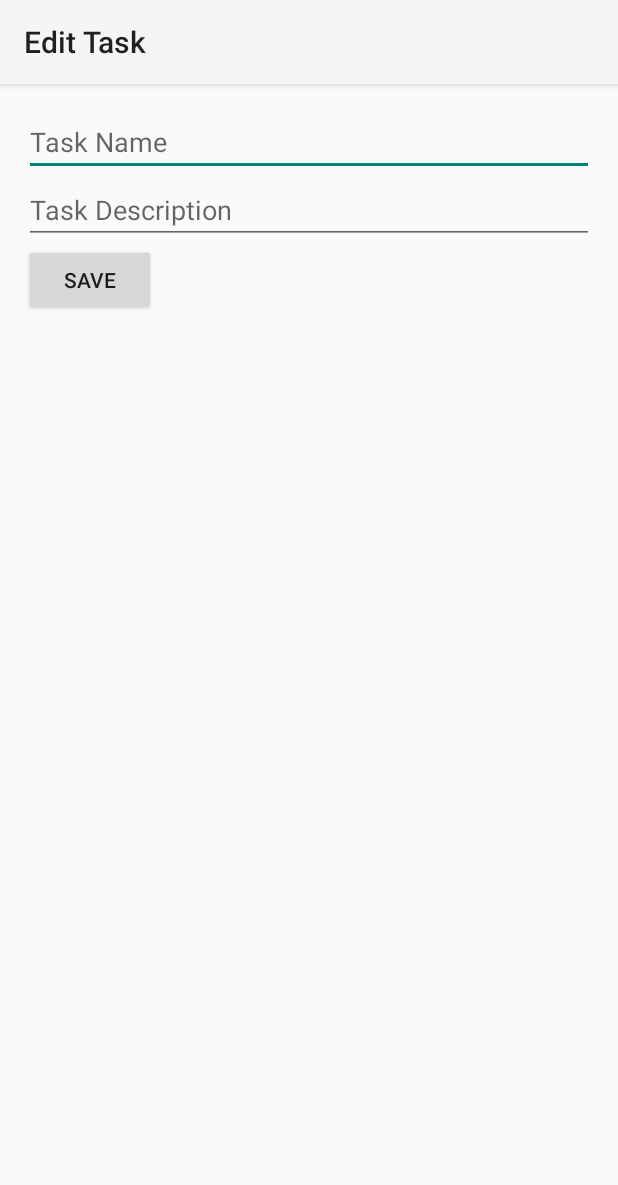
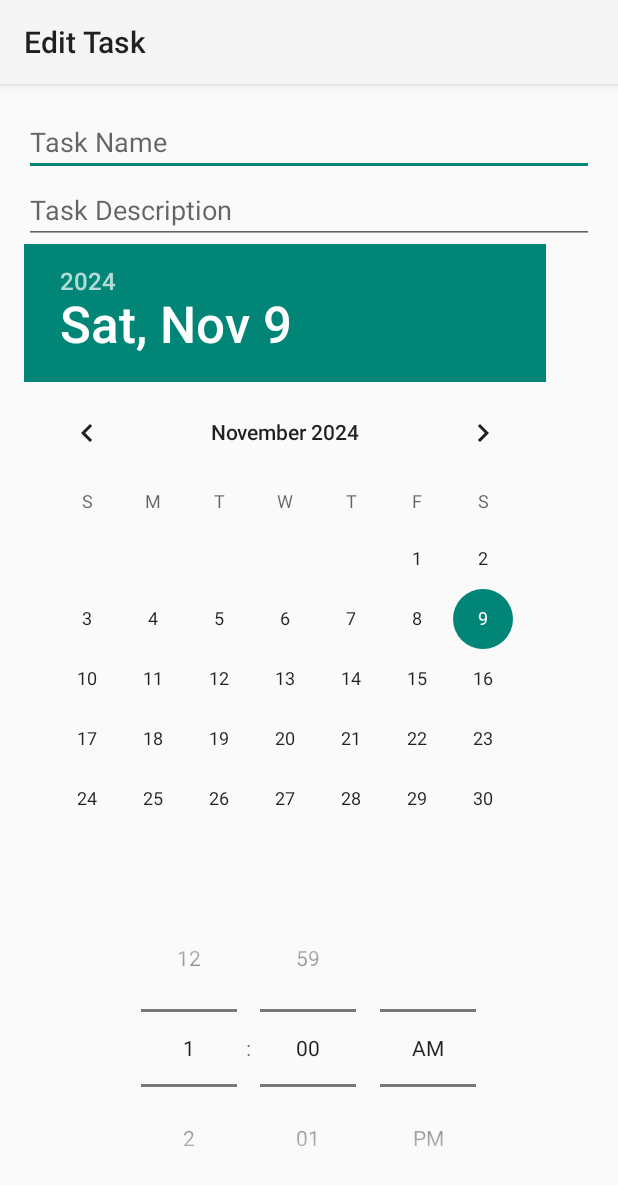
Before and after one commit to Iniyan2003R/TODo-Project, an Android app: the EditTaskActivity screen opened directly, with no data from a screen before it, on a phone screen of 412 x 824 dp. Shown: the top 1185 px of the screen. Run offline under Robolectric (Android 15) with nearby library versions, the phone set to English and light mode, and no system bars.

Commit message:
Updated the code
Signed-off-by: Iniyan2003R <iniyan987@gmail.com>

```diff
--- a/ToDoProject/app/src/main/java/com/example/todoproject/EditTaskActivity.java
+++ b/ToDoProject/app/src/main/java/com/example/todoproject/EditTaskActivity.java
@@ -1,12 +1,85 @@
 package com.example.todoproject;
 
 import android.os.Bundle;
+import android.view.View;
+import android.widget.Button;
+import android.widget.DatePicker;
+import android.widget.EditText;
+import android.widget.TimePicker;
+import android.widget.Toast;
+
 import androidx.appcompat.app.AppCompatActivity;
 
 public class EditTaskActivity extends AppCompatActivity {
+
+    private EditText taskNameEditText, taskDescriptionEditText;
+    private DatePicker datePicker;
+    private TimePicker timePicker;
+    private Button updateButton;
+    private SQLiteHelper dbHelper;
+    private Task taskToEdit;
+
     @Override
     protected void onCreate(Bundle savedInstanceState) {
         super.onCreate(savedInstanceState);
-        setContentView(R.layout.activity_edit_task);  // Ensure you have an XML layout file for this activity
+        setContentView(R.layout.activity_edit_task);
+
+        dbHelper = new SQLiteHelper(this);
+
+        taskNameEditText = findViewById(R.id.taskName);
+        taskDescriptionEditText = findViewById(R.id.taskDescription);
+        datePicker = findViewById(R.id.datePicker);
+        timePicker = findViewById(R.id.timePicker);
+        updateButton = findViewById(R.id.updateButton);
+
+        // Get task ID from Intent
+        int taskId = getIntent().getIntExtra("taskId", -1);
+
+        // Load task details into fields
+        taskToEdit = dbHelper.getTaskById(taskId);
+        if (taskToEdit != null) {
+            taskNameEditText.setText(taskToEdit.getName());
+            taskDescriptionEditText.setText(taskToEdit.getDescription());
+            datePicker.updateDate(taskToEdit.getYear(), taskToEdit.getMonth(), taskToEdit.getDay());
+            timePicker.setHour(taskToEdit.getHour());
+            timePicker.setMinute(taskToEdit.getMinute());
+        }
+
+        updateButton.setOnClickListener(new View.OnClickListener() {
+            @Override
+            public void onClick(View v) {
+                updateTask();
+            }
+        });
+    }
+
+    private void updateTask() {
+        String taskName = taskNameEditText.getText().toString().trim();
+        String taskDescription = taskDescriptionEditText.getText().toString().trim();
+
+        if (taskName.isEmpty()) {
+            Toast.makeText(this, "Task name is mandatory", Toast.LENGTH_SHORT).show();
+            return;
+        }
+
+        int day = datePicker.getDayOfMonth();
+        int month = datePicker.getMonth();
+        int year = datePicker.getYear();
+        int hour = timePicker.getCurrentHour();
+        int minute = timePicker.getCurrentMinute();
+
+        // Update task in database
+        taskToEdit.setName(taskName);
+        taskToEdit.setDescription(taskDescription);
+        taskToEdit.setYear(year);
+        taskToEdit.setMonth(month);
+        taskToEdit.setDay(day);
+        taskToEdit.setHour(hour);
+        taskToEdit.setMinute(minute);
+
+        dbHelper.addTask(taskToEdit); // Save updated task
+
+        Toast.makeText(this, "Task updated", Toast.LENGTH_SHORT).show();
+        finish();
     }
 }
--- a/ToDoProject/app/src/main/java/com/example/todoproject/SQLiteHelper.java
+++ b/ToDoProject/app/src/main/java/com/example/todoproject/SQLiteHelper.java
@@ -32,6 +32,7 @@ public class SQLiteHelper extends SQLiteOpenHelper {
 
     @Override
     public void onCreate(SQLiteDatabase db) {
+        // Create the tasks table
         String CREATE_TASKS_TABLE = "CREATE TABLE " + TABLE_TASKS + "("
                 + KEY_ID + " INTEGER PRIMARY KEY AUTOINCREMENT,"
                 + KEY_NAME + " TEXT,"
@@ -47,6 +48,7 @@ public class SQLiteHelper extends SQLiteOpenHelper {
 
     @Override
     public void onUpgrade(SQLiteDatabase db, int oldVersion, int newVersion) {
+        // Drop the old table if it exists and recreate it
         db.execSQL("DROP TABLE IF EXISTS " + TABLE_TASKS);
         onCreate(db);
     }
@@ -66,7 +68,7 @@ public class SQLiteHelper extends SQLiteOpenHelper {
 
         // Insert the new task and get the task ID
         long id = db.insert(TABLE_TASKS, null, values);
-        task.setId((int) id); // Setting the ID of the task (using autoincrement ID)
+        task.setId((int) id); // Set the ID of the task (using autoincrement ID)
         db.close();
     }
 
@@ -128,6 +130,37 @@ public class SQLiteHelper extends SQLiteOpenHelper {
         return completedTaskList;
     }
 
+    // Get a single task by its ID
+    public Task getTaskById(int taskId) {
+        SQLiteDatabase db = this.getReadableDatabase();
+        Cursor cursor = db.query(TABLE_TASKS,
+                new String[]{KEY_ID, KEY_NAME, KEY_DESCRIPTION, KEY_YEAR, KEY_MONTH, KEY_DAY, KEY_HOUR, KEY_MINUTE, KEY_COMPLETED},
+                KEY_ID + "=?",
+                new String[]{String.valueOf(taskId)},
+                null, null, null, null);
+
+        if (cursor != null)
+            cursor.moveToFirst();
+
+        Task task = null;
+        if (cursor != null && cursor.getCount() > 0) {
+            task = new Task(
+                    cursor.getInt(cursor.getColumnIndex(KEY_ID)),
+                    cursor.getString(cursor.getColumnIndex(KEY_NAME)),
+                    cursor.getString(cursor.getColumnIndex(KEY_DESCRIPTION)),
+                    cursor.getInt(cursor.getColumnIndex(KEY_YEAR)),
+                    cursor.getInt(cursor.getColumnIndex(KEY_MONTH)),
+                    cursor.getInt(cursor.getColumnIndex(KEY_DAY)),
+                    cursor.getInt(cursor.getColumnIndex(KEY_HOUR)),
+                    cursor.getInt(cursor.getColumnIndex(KEY_MINUTE)),
+                    cursor.getInt(cursor.getColumnIndex(KEY_COMPLETED)) == 1
+            );
+        }
+        cursor.close();
+        db.close();
+        return task;
+    }
+
     // Update task completion status
     public void updateTaskCompletion(int taskId, boolean isCompleted) {
         SQLiteDatabase db = this.getWritableDatabase();
--- a/ToDoProject/app/src/main/res/layout/activity_edit_task.xml
+++ b/ToDoProject/app/src/main/res/layout/activity_edit_task.xml
@@ -5,22 +5,41 @@
     android:orientation="vertical"
     android:padding="16dp">
 
+    <!-- Task Name -->
     <EditText
         android:id="@+id/taskName"
         android:layout_width="match_parent"
         android:layout_height="wrap_content"
-        android:hint="Task Name" />
+        android:hint="Task Name"
+        android:inputType="text" />
 
+    <!-- Task Description -->
     <EditText
         android:id="@+id/taskDescription"
         android:layout_width="match_parent"
         android:layout_height="wrap_content"
-        android:hint="Task Description" />
+        android:hint="Task Description"
+        android:inputType="text" />
 
+    <!-- Date Picker -->
+    <DatePicker
+        android:id="@+id/datePicker"
+        android:layout_width="match_parent"
+        android:layout_height="wrap_content"
+        android:datePickerMode="calendar" />
+
+    <!-- Time Picker -->
+    <TimePicker
+        android:id="@+id/timePicker"
+        android:layout_width="match_parent"
+        android:layout_height="wrap_content"
+        android:timePickerMode="spinner" /> <!-- Corrected the issue here -->
+
+    <!-- Update Button -->
     <Button
-        android:id="@+id/saveButton"
+        android:id="@+id/updateButton"
         android:layout_width="wrap_content"
         android:layout_height="wrap_content"
-        android:text="Save" />
-
+        android:text="Update Task"
+        android:layout_gravity="center" />
 </LinearLayout>
```
Also changed, not shown: ToDoProject/app/src/main/java/com/example/todoproject/MainActivity.java (+8 -0 lines), ToDoProject/app/src/main/java/com/example/todoproject/Task.java (+14 -0 lines), ToDoProject/app/src/main/java/com/example/todoproject/TaskAdapter.java (+7 -0 lines), ToDoProject/app/src/main/java/com/example/todoproject/TaskDetailActivity.java (added, +31 -0 lines), ToDoProject/app/src/main/res/layout/activity_task_detail.xml (added, +30 -0 lines).
